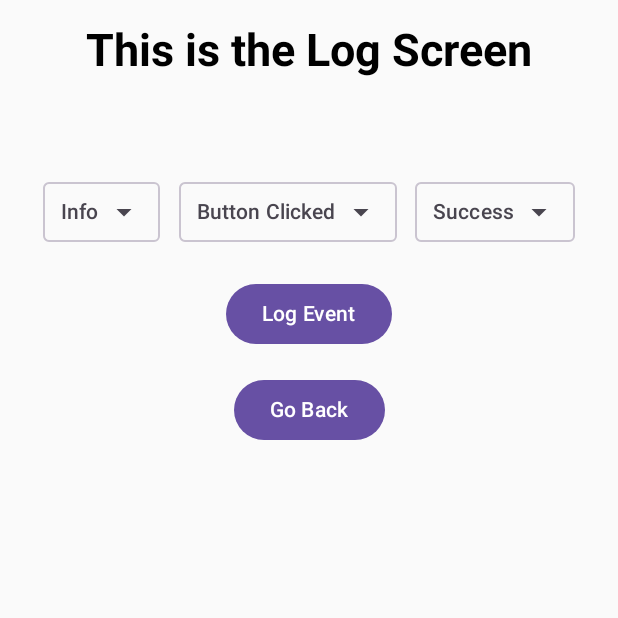
After one commit to Shrey525/SignozDemo, an Android app built with Jetpack Compose: the LogScreen screen opened through its navigation route, on a phone screen of 412 x 824 dp, the top half of it. The commit adds this screen. Run offline under Robolectric (Android 15) with nearby library versions, the phone set to English and light mode, and no system bars; our stand-ins replace Timber; libraries missing offline, so code that uses them is left out: io.opentelemetry.api; 1 statement that could not run was skipped.

Commit message:
feat: Initialize project with OpenTelemetry
Adds OpenTelemetry for tracing and logging.

- Configures OpenTelemetry SDK with OTLP exporters for traces and logs, pointing to SigNoz.
- Implements `OpenTelemetryUtil` to initialize and provide access to Tracer and Logger.
- Creates `OpenTelementryLogger` wrapper for logging with different severity levels.
- Adds `network_security_config.xml` to allow cleartext traffic to the SigNoz ingestion domain.
- Updates `AndroidManifest.xml` to include internet permissions and network security config.
- Modifies `app/build.gradle.kts` to include OpenTelemetry dependencies.
- Sets up `MainActivity` with buttons to demonstrate tracing and error logging.
- Includes initial Gradle wrapper, build files, and project configuration.
- Adds standard .gitignore files.

```diff
--- /dev/null
+++ b/app/src/main/java/com/example/test5000/screens/HomeScreen.kt
@@ -0,0 +1,107 @@
+package com.example.test5000.screens
+
+import androidx.compose.foundation.layout.Arrangement
+import androidx.compose.foundation.layout.Column
+import androidx.compose.foundation.layout.Spacer
+import androidx.compose.foundation.layout.fillMaxSize
+import androidx.compose.foundation.layout.fillMaxWidth
+import androidx.compose.foundation.layout.height
+import androidx.compose.foundation.layout.padding
+import androidx.compose.material3.Button
+import androidx.compose.material3.Text
+import androidx.compose.runtime.Composable
+import androidx.compose.runtime.collectAsState
+import androidx.compose.ui.Alignment
+import androidx.compose.ui.Modifier
+import androidx.compose.ui.res.colorResource
+import androidx.compose.ui.text.font.FontWeight
+import androidx.compose.ui.unit.dp
+import androidx.compose.ui.unit.sp
+import androidx.navigation.NavController
+import com.example.demo1.R
+import com.example.test5000.viewModel.HomeViewModel
+import timber.log.Timber
+
+@Composable
+fun HomeScreen(navController: NavController,
+               viewModel: HomeViewModel = androidx.lifecycle.viewmodel.compose.viewModel()
+) {
+    val cat = viewModel.catImage.collectAsState()
+
+    Column(
+        modifier = Modifier.fillMaxSize(),
+        verticalArrangement = Arrangement.Center,
+        horizontalAlignment = Alignment.CenterHorizontally
+    ) {
+        Text(
+            text = "Signoz Demo App",
+            modifier = Modifier.padding(bottom = 16.dp),
+            fontSize = 40.sp,
+            fontWeight = FontWeight.Bold,
+            color = colorResource(id = R.color.black)
+        )
+        Spacer(modifier = Modifier.height(50.dp))
+        // ---- Button #1: Start Trace ----
+        Button(
+            onClick = {
+                // Log info through TelemetryLogger wrapper
+                Timber.tag("ButtonClicked").i("Start button clicked")
+
+            },
+            modifier = Modifier
+                .padding(8.dp)
+                .fillMaxWidth(0.6f)
+        ) {
+            Text("Start Trace")
+        }
+
+        // ---- Button #2: Simulate Error ----
+        Button(
+            onClick = {
+                try {
+                    // Simulated crash for testing error tracking
+                    throw RuntimeException("Simulated crash for testing SDK")
+                } catch (e: Exception) {
+                    // Send error log to SigNoz via OpenTelemetry
+                    Timber.tag("ButtonClicked").e(e)
+                }
+            },
+            modifier = Modifier
+                .padding(8.dp)
+                .fillMaxWidth(0.6f)
+        ) {
+            Text("Log Error")
+        }
+
+        // ---- Button #3: Fetch Cat Image from API Call ----
+        Button(
+            onClick = {
+                viewModel.fetchCat()
+                Timber.tag("ButtonClicked").i("Fetch Cat from API button clicked")
+            },
+            modifier = Modifier
+                .padding(8.dp)
+                .fillMaxWidth(0.6f)
+        ) {
+            Text("Fetch Cat from API")
+        }
+
+        cat.value?.let {
+            Text("Cat ID: ${it.id}")
+            Text("URL: ${it.url}")
+        }
+
+        // ---- Button #4: Go To Log Screen ----
+        Button(
+            onClick = {
+                navController.navigate("logScreen")
+                Timber.tag("ButtonClicked").i("Open Log Screen button clicked")
+            },
+            modifier =  Modifier
+                .padding(8.dp)
+                .fillMaxWidth(0.6f)
+        ) {
+            Text("Open Log Screen")
+        }
+    }
+}
--- /dev/null
+++ b/app/src/main/java/com/example/test5000/screens/LogScreen.kt
@@ -0,0 +1,155 @@
+package com.example.test5000.screens
+
+import androidx.compose.foundation.layout.Arrangement
+import androidx.compose.foundation.layout.Box
+import androidx.compose.foundation.layout.Column
+import androidx.compose.foundation.layout.PaddingValues
+import androidx.compose.foundation.layout.Row
+import androidx.compose.foundation.layout.Spacer
+import androidx.compose.foundation.layout.fillMaxSize
+import androidx.compose.foundation.layout.fillMaxWidth
+import androidx.compose.foundation.layout.height
+import androidx.compose.foundation.layout.padding
+import androidx.compose.material.icons.Icons
+import androidx.compose.material.icons.filled.ArrowDropDown
+import androidx.compose.material3.Button
+import androidx.compose.material3.DropdownMenu
+import androidx.compose.material3.DropdownMenuItem
+import androidx.compose.material3.Icon
+import androidx.compose.material3.MaterialTheme
+import androidx.compose.material3.OutlinedButton
+import androidx.compose.material3.Text
+import androidx.compose.runtime.Composable
+import androidx.compose.runtime.mutableStateOf
+import androidx.compose.runtime.remember
+import androidx.compose.ui.Alignment
+import androidx.compose.ui.Modifier
+import androidx.compose.ui.res.colorResource
+import androidx.compose.ui.text.font.FontWeight
+import androidx.compose.ui.unit.dp
+import androidx.compose.ui.unit.sp
+import androidx.navigation.NavController
+import com.example.demo1.R
+import androidx.compose.runtime.getValue
+import androidx.compose.runtime.setValue
+import timber.log.Timber
+
+
+@Composable
+fun LogScreen(navController: NavController) {
+
+    val logLevels = listOf("Info", "Debug", "Error")
+    val eventTypes = listOf("Button Clicked", "API Called", "Screen Loaded", "User Action")
+    val messages = listOf("Success", "Failed", "Started")
+
+    var selectedLogLevel by remember { mutableStateOf(logLevels[0]) }
+    var selectedEvent by remember { mutableStateOf(eventTypes[0]) }
+    var selectedMessage by remember { mutableStateOf(messages[0]) }
+
+
+    Column(
+        modifier = Modifier
+            .fillMaxSize()
+            .padding(16.dp),
+        verticalArrangement = Arrangement.Top,
+        horizontalAlignment = Alignment.CenterHorizontally
+    ) {
+        Text(
+            text = "This is the Log Screen",
+            modifier = Modifier.padding(bottom = 16.dp),
+            fontSize = 30.sp,
+            fontWeight = FontWeight.Bold,
+            color = colorResource(id = R.color.black)
+        )
+
+
+        Spacer(modifier = Modifier.height(50.dp))
+
+        // Row with 3 dropdowns
+        Row(
+            modifier = Modifier.fillMaxWidth(),
+            horizontalArrangement = Arrangement.SpaceEvenly
+        ) {
+            DropdownMenuBox(
+                options = logLevels,
+                selected = selectedLogLevel,
+                onSelected = { selectedLogLevel = it }
+            )
+
+            DropdownMenuBox(
+                options = eventTypes,
+                selected = selectedEvent,
+                onSelected = { selectedEvent = it }
+            )
+
+            DropdownMenuBox(
+                options = messages,
+                selected = selectedMessage,
+                onSelected = { selectedMessage = it }
+            )
+        }
+
+        Spacer(modifier = Modifier.height(20.dp))
+
+        // Button row
+        Button(onClick = {
+            val logText = "$selectedEvent - $selectedMessage"
+            when (selectedLogLevel) {
+                "Info" -> Timber.i(logText)
+                "Debug" -> Timber.d(logText)
+                "Error" -> Timber.e(logText)
+            }
+        }) {
+            Text("Log Event")
+        }
+
+        Spacer(modifier = Modifier.height(16.dp))
+
+        Button(onClick = { navController.popBackStack() }) {
+            Text("Go Back")
+        }
+    }
+}
+
+@Composable
+fun DropdownMenuBox(
+    options: List<String>,
+    selected: String,
+    onSelected: (String) -> Unit
+) {
+    var expanded by remember { mutableStateOf(false) }
+
+    Box {
+        OutlinedButton(
+            onClick = { expanded = true },
+            shape = MaterialTheme.shapes.extraSmall, // 👈 makes it more square
+            contentPadding = PaddingValues(horizontal = 12.dp, vertical = 8.dp)
+        ) {
+            Row(
+                verticalAlignment = Alignment.CenterVertically
+            ) {
+                Text(selected)
+                Icon(
+                    imageVector = Icons.Default.ArrowDropDown,
+                    contentDescription = "Dropdown arrow",
+                    modifier = Modifier.padding(start = 4.dp)
+                )
+            }
+        }
+
+        DropdownMenu(
+            expanded = expanded,
+            onDismissRequest = { expanded = false }
+        ) {
+            options.forEach { option ->
+                DropdownMenuItem(
+                    text = { Text(option) },
+                    onClick = {
+                        onSelected(option)
+                        expanded = false
+                    }
+                )
+            }
+        }
+    }
+}
--- /dev/null
+++ b/app/src/main/java/com/example/test5000/viewModel/HomeViewModel.kt
@@ -0,0 +1,28 @@
+package com.example.test5000.viewModel
+
+import androidx.lifecycle.ViewModel
+import androidx.lifecycle.viewModelScope
+import com.example.test5000.data.api.RetrofitClient
+import com.example.test5000.data.model.CatImage
+import kotlinx.coroutines.flow.MutableStateFlow
+import kotlinx.coroutines.flow.StateFlow
+import kotlinx.coroutines.launch
+
+class HomeViewModel : ViewModel() {
+
+    private val _catImage = MutableStateFlow<CatImage?>(null)
+    val catImage: StateFlow<CatImage?> get() = _catImage
+
+    fun fetchCat() {
+        viewModelScope.launch {
+            try {
+                val catList = RetrofitClient.api.getRandomCat()
+                if (catList.isNotEmpty()) {
+                    _catImage.value = catList[0]
+                }
+            } catch (e: Exception) {
+                e.printStackTrace()
+            }
+        }
+    }
+}
```
Also changed, not shown: app/build.gradle.kts (+11 -0 lines), app/src/main/java/com/example/test5000/MainActivity.kt (+18 -103 lines), app/src/main/java/com/example/test5000/MyApp.kt (+15 -0 lines), app/src/main/java/com/example/test5000/data/api/CatApiService.kt (added, +9 -0 lines), app/src/main/java/com/example/test5000/data/api/RetrofitClient.kt (added, +21 -0 lines), app/src/main/java/com/example/test5000/data/model/CatImage.kt (added, +8 -0 lines), app/src/main/java/com/example/test5000/util/OpenTelementryLogger.kt (deleted, +0 -42 lines), app/src/main/java/com/example/test5000/util/OpenTelemetryInterceptor.kt (added, +30 -0 lines), app/src/main/java/com/example/test5000/util/OpenTelemetryTree.kt (added, +50 -0 lines), app/src/main/java/com/example/test5000/util/OpentelemetryUtil.kt (+7 -2 lines).
